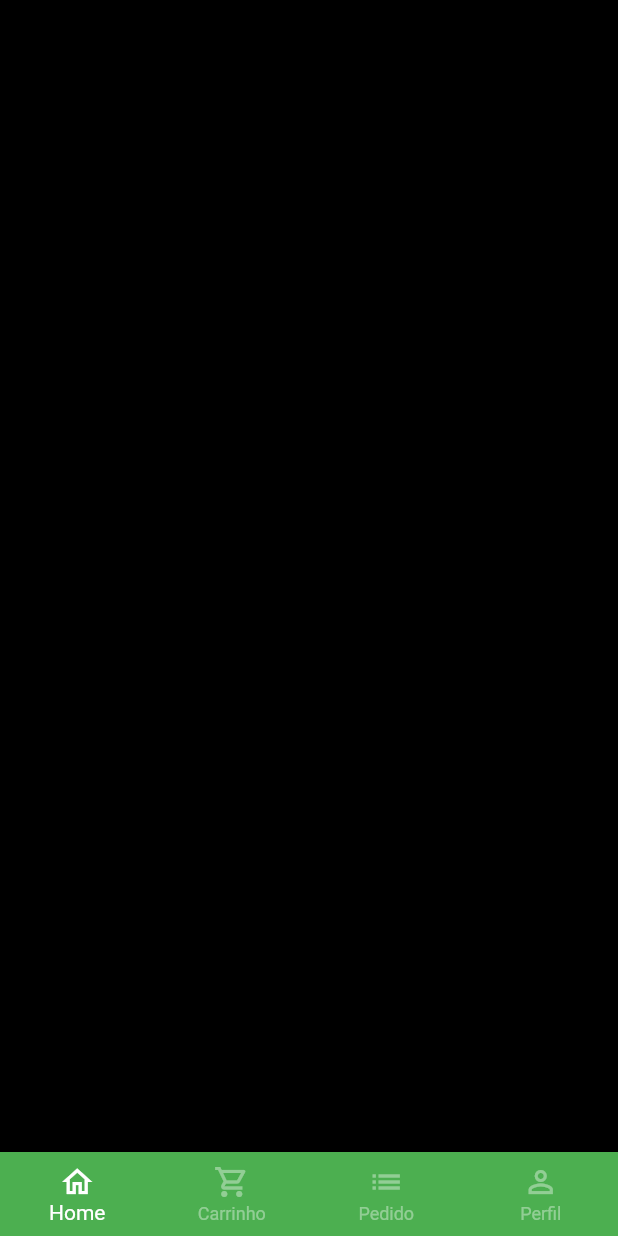
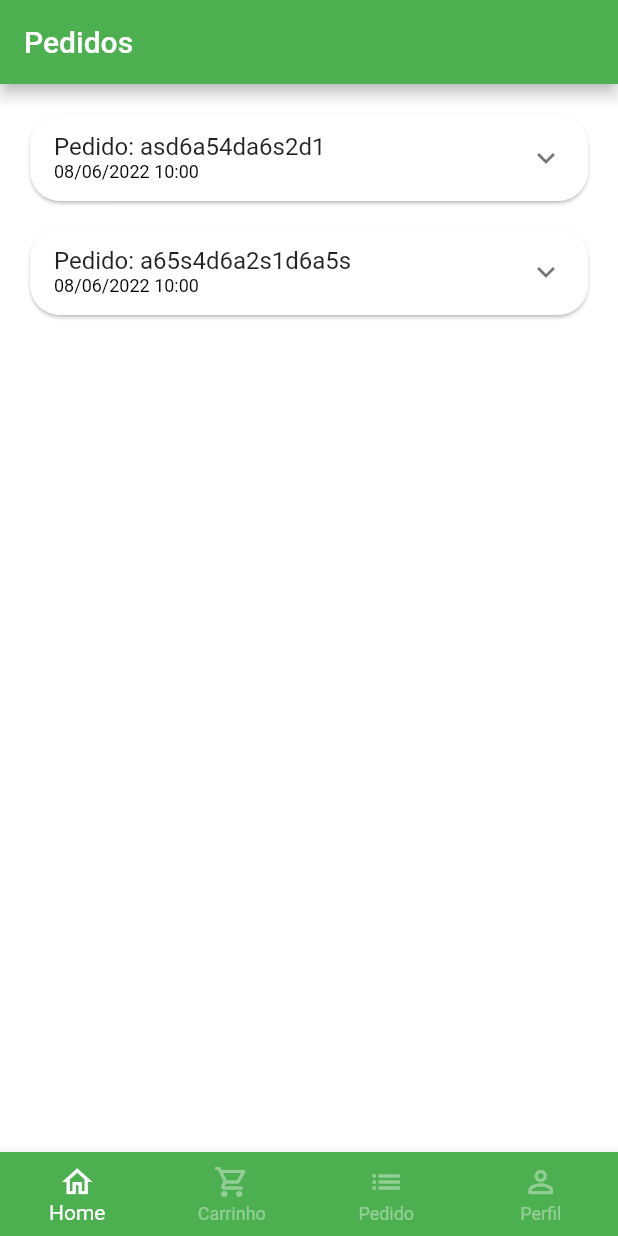
Before and after one commit to LeviDantas01/Quitanda, a Flutter app: the BaseScreen screen opened directly, swiped to page 3, on a phone screen of 412 x 824 dp. Run offline on Flutter 3.47's test engine with Material 2 defaults, Android fonts, the phone set to English and light mode, and no system bars; our stand-ins replace animated_text_kit, badges, mask_text_input_formatter.

Commit message:
inicio da tela de pedidos

```diff
--- a/lib/src/config/app_data.dart
+++ b/lib/src/config/app_data.dart
@@ -1,4 +1,5 @@
 import 'package:quitanda/src/models/item_model.dart';
+import 'package:quitanda/src/models/order_model.dart';
 import 'package:quitanda/src/models/user_model.dart';
 import 'package:quitanda/src/pages/cart/cart_item_model.dart';
 
@@ -90,3 +91,49 @@ UserModel user = UserModel(
   nome: "Levi Dantas",
   passworld: "Levi123",
 );
+
+List<OrderModels> orders = [
+  // Pedido 01
+  OrderModels(
+    copyAndPaste: 'q1w2e3r4t5y6',
+    createdDateTime: DateTime.parse(
+      '2022-06-08 10:00:10.458',
+    ),
+    overdueDateTime: DateTime.parse(
+      '2022-06-08 11:00:10.458',
+    ),
+    id: 'asd6a54da6s2d1',
+    status: 'pending_payment',
+    total: 11.0,
+    items: [
+      CartItemModel(
+        item: apple,
+        quantity: 2,
+      ),
+      CartItemModel(
+        item: mango,
+        quantity: 2,
+      ),
+    ],
+  ),
+
+  // Pedido 02
+  OrderModels(
+    copyAndPaste: 'q1w2e3r4t5y6',
+    createdDateTime: DateTime.parse(
+      '2022-06-08 10:00:10.458',
+    ),
+    overdueDateTime: DateTime.parse(
+      '2022-06-08 11:00:10.458',
+    ),
+    id: 'a65s4d6a2s1d6a5s',
+    status: 'delivered',
+    total: 11.5,
+    items: [
+      CartItemModel(
+        item: guava,
+        quantity: 1,
+      ),
+    ],
+  ),
+];
--- /dev/null
+++ b/lib/src/models/order_model.dart
@@ -0,0 +1,21 @@
+import 'package:quitanda/src/pages/cart/cart_item_model.dart';
+
+class OrderModels {
+  String id;
+  DateTime createdDateTime;
+  DateTime overdueDateTime;
+  List<CartItemModel> items;
+  String status;
+  String copyAndPaste;
+  double total;
+
+  OrderModels({
+    required this.copyAndPaste,
+    required this.createdDateTime,
+    required this.id,
+    required this.items,
+    required this.overdueDateTime,
+    required this.status,
+    required this.total,
+  });
+}
--- a/lib/src/pages/base/base_screnn.dart
+++ b/lib/src/pages/base/base_screnn.dart
@@ -1,6 +1,7 @@
 import 'package:flutter/material.dart';
 import 'package:quitanda/src/pages/cart/cart_tab.dart';
 import 'package:quitanda/src/pages/home/home_tab.dart';
+import 'package:quitanda/src/pages/orders/orders_tab.dart';
 import 'package:quitanda/src/pages/profile/profile_tab.dart';
 
 class BaseScreen extends StatefulWidget {
@@ -20,13 +21,11 @@ class _BaseScreenState extends State<BaseScreen> {
       body: PageView(
         physics: const NeverScrollableScrollPhysics(),
         controller: pageController,
-        children: [
-          const HomeTab(),
-          const CartTab(),
-          Container(
-            color: Colors.black,
-          ),
-          const ProfileTab(),
+        children: const [
+          HomeTab(),
+          CartTab(),
+          OrderTab(),
+          ProfileTab(),
         ],
       ),
       bottomNavigationBar: BottomNavigationBar(
@@ -41,20 +40,20 @@ class _BaseScreenState extends State<BaseScreen> {
         backgroundColor: Colors.green,
         selectedItemColor: Colors.white,
         unselectedItemColor: Colors.white.withAlpha(100),
-        items: [
-          const BottomNavigationBarItem(
+        items: const [
+          BottomNavigationBarItem(
             icon: Icon(Icons.home_outlined),
             label: 'Home',
           ),
-          const BottomNavigationBarItem(
+          BottomNavigationBarItem(
             icon: Icon(Icons.shopping_cart_outlined),
             label: 'Carrinho',
           ),
-          const BottomNavigationBarItem(
+          BottomNavigationBarItem(
             icon: Icon(Icons.list),
             label: 'Pedido',
           ),
-          const BottomNavigationBarItem(
+          BottomNavigationBarItem(
             icon: Icon(Icons.person_outline),
             label: 'Perfil',
           ),
--- /dev/null
+++ b/lib/src/pages/orders/componets/order_tile.dart
@@ -0,0 +1,43 @@
+import 'package:flutter/material.dart';
+import 'package:quitanda/src/models/order_model.dart';
+import 'package:quitanda/src/services/utils_services.dart';
+
+class OrderTile extends StatelessWidget {
+  final OrderModels order;
+
+  OrderTile({
+    super.key,
+    required this.order,
+  });
+
+  final UtilServices utilServices = UtilServices();
+
+  @override
+  Widget build(BuildContext context) {
+    return Card(
+      shape: RoundedRectangleBorder(
+        borderRadius: BorderRadius.circular(20),
+      ),
+      child: Theme(
+        data: Theme.of(context).copyWith(dividerColor: Colors.transparent),
+        child: ExpansionTile(
+          title: Column(
+            crossAxisAlignment: CrossAxisAlignment.start,
+            mainAxisSize: MainAxisSize.min,
+            children: [
+              Text("Pedido: ${order.id}"),
+              Text(
+                utilServices.formatDateTime(order.createdDateTime),
+                style: const TextStyle(
+                  fontSize: 12,
+                  color: Colors.black,
+                ),
+              ),
+            ],
+          ),
+          children: [],
+        ),
+      ),
+    );
+  }
+}
--- /dev/null
+++ b/lib/src/pages/orders/orders_tab.dart
@@ -0,0 +1,23 @@
+import 'package:flutter/material.dart';
+import 'package:quitanda/src/config/app_data.dart' as appData;
+import 'package:quitanda/src/pages/orders/componets/order_tile.dart';
+
+class OrderTab extends StatelessWidget {
+  const OrderTab({super.key});
+
+  @override
+  Widget build(BuildContext context) {
+    return Scaffold(
+      appBar: AppBar(
+        title: const Text("Pedidos"),
+      ),
+      body: ListView.separated(
+        padding: const EdgeInsets.all(16),
+        physics: BouncingScrollPhysics(),
+        separatorBuilder: (_, index) => SizedBox(height: 10),
+        itemBuilder: (_, index) => OrderTile(order: appData.orders[index]),
+        itemCount: appData.orders.length,
+      ),
+    );
+  }
+}
--- a/lib/src/services/utils_services.dart
+++ b/lib/src/services/utils_services.dart
@@ -1,3 +1,4 @@
+import 'package:intl/date_symbol_data_local.dart';
 import 'package:intl/intl.dart';
 
 class UtilServices {
@@ -5,4 +6,11 @@ class UtilServices {
     NumberFormat numberFormat = NumberFormat.simpleCurrency(locale: 'pt_BR');
     return numberFormat.format(price);
   }
+
+  String formatDateTime(DateTime dateTime) {
+    initializeDateFormatting();
+
+    DateFormat dateFormat = DateFormat.yMd("pt_BR").add_Hm();
+    return dateFormat.format(dateTime);
+  }
 }
```
